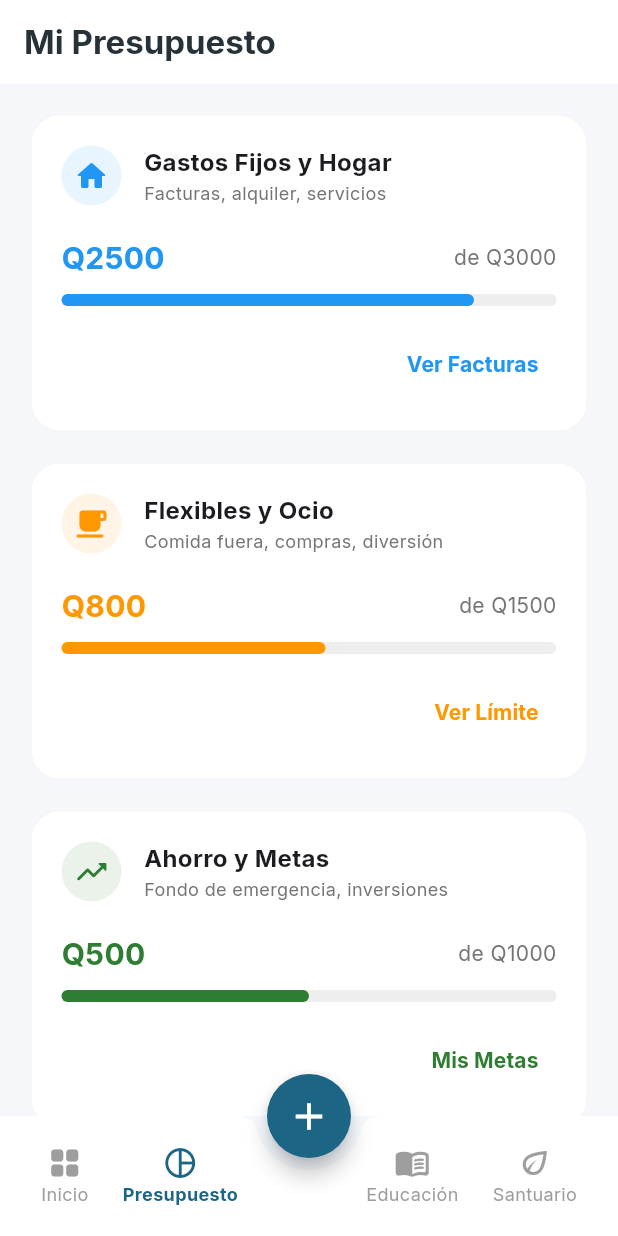
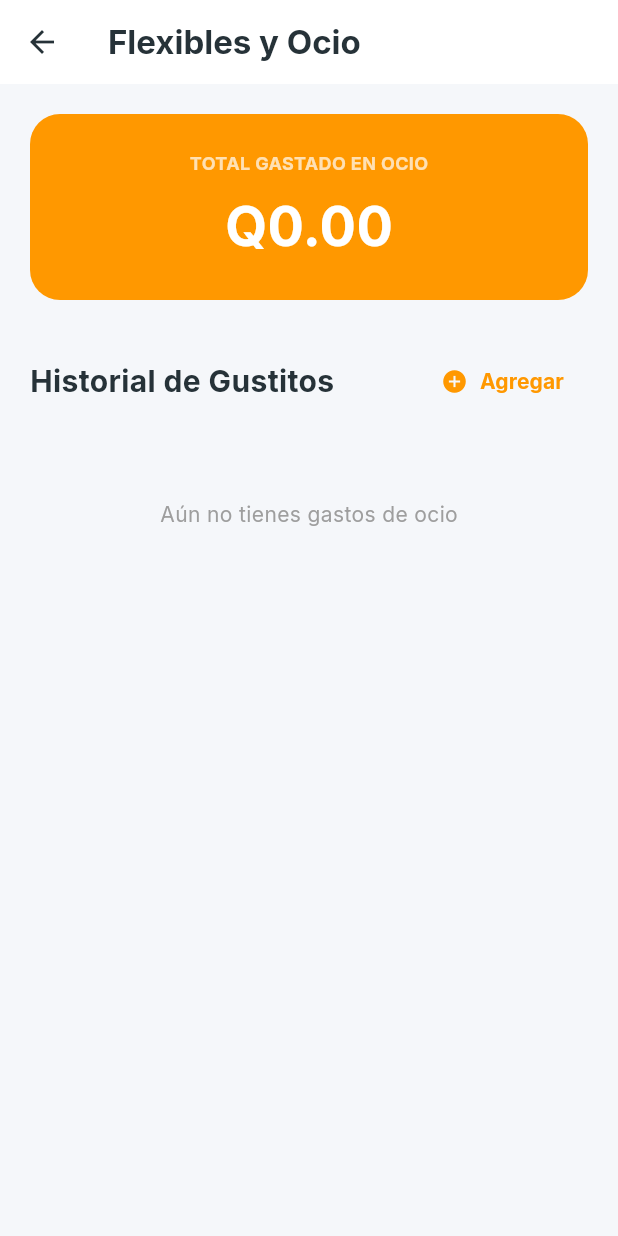
Before and after one commit to 13joaquin/finanzagt, a Flutter app: the screen it shows after launch, item 2 of the bottom bar chosen, after a tap on "Ver Límite", on a phone screen of 412 x 824 dp. Run offline on Flutter 3.47's test engine with Material 3 defaults, Android fonts, the phone set to English and light mode, and no system bars; our stand-ins replace cloud_firestore, currency_text_input_formatter, firebase_core, fl_chart, flutter_slidable, google_fonts; accounts and stored records are empty.

Commit message:
The updates are as follows: - Creation of the Lesson: "The 50/30/20 Rule" - "Flexible and Leisure" screen and "Sanctuary" - Dynamic Bars (Actual Budget) - Solution to the empty "Treat History" and connecting them to each other

```diff
--- a/lib/screens/budget_and_goals/budget_screen.dart
+++ b/lib/screens/budget_and_goals/budget_screen.dart
@@ -1,6 +1,8 @@
 import 'package:flutter/material.dart';
-import 'savings_goals_screen.dart'; // IMPORTACIÓN AGREGADA PARA SOLUCIONAR EL ERROR
-import 'fixed_expenses_screen.dart';
+import 'package:cloud_firestore/cloud_firestore.dart';
+import 'goals/savings_goals_screen.dart';
+import 'goals/fixed_expenses_screen.dart';
+import 'goals/flexible_expenses_screen.dart';
 
 class BudgetScreen extends StatefulWidget {
   const BudgetScreen({super.key});
@@ -12,119 +14,112 @@ class BudgetScreen extends StatefulWidget {
 class _BudgetScreenState extends State<BudgetScreen> {
   @override
   Widget build(BuildContext context) {
+    final String userId = 'test_user_123';
+    final userRef = FirebaseFirestore.instance.collection('users').doc(userId);
+
     return Scaffold(
       backgroundColor: const Color(0xFFF5F7FA),
       appBar: AppBar(
         title: const Text('Mi Presupuesto', style: TextStyle(fontWeight: FontWeight.bold)),
-        backgroundColor: Colors.white,
-        foregroundColor: Colors.blueGrey[900],
-        elevation: 0,
-        automaticallyImplyLeading: false, // Quita la flecha de regreso porque ahora es una pestaña principal
+        backgroundColor: Colors.white, foregroundColor: Colors.blueGrey[900], elevation: 0, automaticallyImplyLeading: false,
       ),
-      body: SingleChildScrollView(
+      // USAMOS STREAMBUILDERS PARA LEER DATOS EN VIVO
+      body: StreamBuilder<QuerySnapshot>(
+          stream: userRef.collection('fixed_expenses').snapshots(),
+          builder: (context, fixedSnap) {
+            return StreamBuilder<QuerySnapshot>(
+                stream: userRef.collection('transactions').where('category', isEqualTo: 'Ocio/Flexible').snapshots(),
+                builder: (context, flexibleSnap) {
+                  return StreamBuilder<QuerySnapshot>(
+                      stream: userRef.collection('goals').snapshots(),
+                      builder: (context, goalsSnap) {
+
+                        // 1. Calcular Gastos Fijos (Asumimos un límite de Q3000 por ahora)
+                        double totalFixedLimit = 3000.0;
+                        double fixedSpent = 0.0;
+                        if (fixedSnap.hasData) {
+                          for (var doc in fixedSnap.data!.docs) {
+                            fixedSpent += ((doc.data() as Map<String, dynamic>)['amount'] ?? 0).toDouble();
+                          }
+                        }
+
+                        // 2. Calcular Flexibles (Asumimos límite de Q1500)
+                        double totalFlexLimit = 1500.0;
+                        double flexSpent = 0.0;
+                        if (flexibleSnap.hasData) {
+                          for (var doc in flexibleSnap.data!.docs) {
+                            flexSpent += ((doc.data() as Map<String, dynamic>)['amount'] ?? 0).toDouble();
+                          }
+                        }
+
+                        // 3. Calcular Ahorros
+                        double totalGoalLimit = 0.0;
+                        double goalsSaved = 0.0;
+                        if (goalsSnap.hasData) {
+                          for (var doc in goalsSnap.data!.docs) {
+                            var data = doc.data() as Map<String, dynamic>;
+                            totalGoalLimit += (data['target_amount'] ?? 0).toDouble();
+                            goalsSaved += (data['saved_amount'] ?? 0).toDouble();
+                          }
+                        }
+                        if (totalGoalLimit == 0) totalGoalLimit = 1; // Evitar división por cero
+
+                        return SingleChildScrollView(
                           padding: const EdgeInsets.all(20),
                           child: Column(
                             crossAxisAlignment: CrossAxisAlignment.start,
                             children: [
                               _buildBudgetCard(
-                title: 'Gastos Fijos y Hogar',
-                subtitle: 'Facturas, alquiler, servicios',
-                icon: Icons.home_rounded,
-                color: Colors.blue,
-                spent: 2500, // Estos números luego los volveremos dinámicos
-                total: 3000,
-                actionLabel: 'Ver Facturas',
-                onTap: () {
-                  // AQUÍ CONECTAMOS LA PANTALLA
-                  Navigator.push(context, MaterialPageRoute(builder: (context) => const FixedExpensesScreen()));
-                }
+                                  title: 'Gastos Fijos y Hogar', subtitle: 'Facturas, alquiler, servicios', icon: Icons.home_rounded, color: Colors.blue,
+                                  spent: fixedSpent, total: totalFixedLimit, actionLabel: 'Ver Facturas',
+                                  onTap: () => Navigator.push(context, MaterialPageRoute(builder: (context) => const FixedExpensesScreen()))
                               ),
                               const SizedBox(height: 20),
                               _buildBudgetCard(
-                title: 'Flexibles y Ocio',
-                subtitle: 'Comida fuera, compras, diversión',
-                icon: Icons.local_cafe_rounded,
-                color: Colors.orange,
-                spent: 800,
-                total: 1500,
-                actionLabel: 'Ver Límite',
-                onTap: () {
-                  // Futura conexión para Flexibles
-                }
+                                  title: 'Flexibles y Ocio', subtitle: 'Comida fuera, compras, diversión', icon: Icons.local_cafe_rounded, color: Colors.orange,
+                                  spent: flexSpent, total: totalFlexLimit, actionLabel: 'Ver Límite',
+                                  onTap: () => Navigator.push(context, MaterialPageRoute(builder: (context) => const FlexibleExpensesScreen()))
                               ),
                               const SizedBox(height: 20),
                               _buildBudgetCard(
-                title: 'Ahorro y Metas',
-                subtitle: 'Fondo de emergencia, inversiones',
-                icon: Icons.trending_up_rounded,
-                color: const Color(0xFF2E7D32),
-                spent: 500,
-                total: 1000,
-                actionLabel: 'Mis Metas',
-                onTap: () {
-                  // NAVEGACIÓN CORRECTA EXCLUSIVA DE ESTA TARJETA
-                  Navigator.push(context, MaterialPageRoute(builder: (context) => const SavingsGoalsScreen()));
-                }
+                                  title: 'Ahorro y Metas', subtitle: 'Fondo de emergencia, inversiones', icon: Icons.trending_up_rounded, color: const Color(0xFF2E7D32),
+                                  spent: goalsSaved, total: totalGoalLimit, actionLabel: 'Mis Metas',
+                                  onTap: () => Navigator.push(context, MaterialPageRoute(builder: (context) => const SavingsGoalsScreen()))
                               ),
-            const SizedBox(height: 80), // Espacio para que el botón flotante no tape
+                              const SizedBox(height: 80),
                             ],
                           ),
+                        );
+                      }
+                  );
+                }
+            );
+          }
       ),
     );
   }
 
-  // Se agregó 'required VoidCallback onTap' para que cada tarjeta haga algo distinto
-  Widget _buildBudgetCard({
-    required String title, required String subtitle, required IconData icon,
-    required Color color, required double spent, required double total,
-    required String actionLabel, required VoidCallback onTap,
-  }) {
-    double progress = spent / total;
+  Widget _buildBudgetCard({required String title, required String subtitle, required IconData icon, required Color color, required double spent, required double total, required String actionLabel, required VoidCallback onTap}) {
+    double progress = total > 0 ? (spent / total) : 0;
+    if (progress > 1.0) progress = 1.0;
+
     return Container(
-      padding: const EdgeInsets.all(20),
-      decoration: BoxDecoration(color: Colors.white, borderRadius: BorderRadius.circular(20), border: Border.all(color: Colors.grey.withOpacity(0.1))),
+      padding: const EdgeInsets.all(20), decoration: BoxDecoration(color: Colors.white, borderRadius: BorderRadius.circular(20), border: Border.all(color: Colors.grey.withOpacity(0.1))),
       child: Column(
         crossAxisAlignment: CrossAxisAlignment.start,
         children: [
           Row(
             children: [
-              CircleAvatar(backgroundColor: color.withOpacity(0.1), child: Icon(icon, color: color)),
-              const SizedBox(width: 15),
-              Expanded(
-                child: Column(
-                  crossAxisAlignment: CrossAxisAlignment.start,
-                  children: [
-                    Text(title, style: const TextStyle(fontSize: 16, fontWeight: FontWeight.bold)),
-                    Text(subtitle, style: TextStyle(fontSize: 12, color: Colors.grey[600])),
-                  ],
-                ),
-              ),
+              CircleAvatar(backgroundColor: color.withOpacity(0.1), child: Icon(icon, color: color)), const SizedBox(width: 15),
+              Expanded(child: Column(crossAxisAlignment: CrossAxisAlignment.start, children: [Text(title, style: const TextStyle(fontSize: 16, fontWeight: FontWeight.bold)), Text(subtitle, style: TextStyle(fontSize: 12, color: Colors.grey[600]))])),
             ],
           ),
           const SizedBox(height: 20),
-          Row(
-            mainAxisAlignment: MainAxisAlignment.spaceBetween,
-            children: [
-              Text('Q${spent.toStringAsFixed(0)}', style: TextStyle(fontSize: 20, fontWeight: FontWeight.bold, color: color)),
-              Text('de Q${total.toStringAsFixed(0)}', style: TextStyle(color: Colors.grey[600])),
-            ],
-          ),
+          Row(mainAxisAlignment: MainAxisAlignment.spaceBetween, children: [Text('Q${spent.toStringAsFixed(2)}', style: TextStyle(fontSize: 20, fontWeight: FontWeight.bold, color: color)), Text('de Q${total.toStringAsFixed(2)}', style: TextStyle(color: Colors.grey[600]))]),
           const SizedBox(height: 10),
-          LinearProgressIndicator(
-            value: progress,
-            backgroundColor: Colors.grey[200],
-            valueColor: AlwaysStoppedAnimation<Color>(color),
-            minHeight: 8,
-            borderRadius: BorderRadius.circular(10),
-          ),
+          LinearProgressIndicator(value: progress, backgroundColor: Colors.grey[200], valueColor: AlwaysStoppedAnimation<Color>(color), minHeight: 8, borderRadius: BorderRadius.circular(10)),
           const SizedBox(height: 15),
-          Align(
-            alignment: Alignment.centerRight,
-            child: TextButton(
-              onPressed: onTap, // Llamamos a la función que le pasamos arriba
-              child: Text(actionLabel, style: TextStyle(color: color, fontWeight: FontWeight.bold)),
-            ),
-          )
+          Align(alignment: Alignment.centerRight, child: TextButton(onPressed: onTap, child: Text(actionLabel, style: TextStyle(color: color, fontWeight: FontWeight.bold))))
         ],
       ),
     );
--- /dev/null
+++ b/lib/screens/budget_and_goals/goals/flexible_expenses_screen.dart
@@ -0,0 +1,136 @@
+import 'package:flutter/material.dart';
+import 'package:cloud_firestore/cloud_firestore.dart';
+
+class FlexibleExpensesScreen extends StatefulWidget {
+  const FlexibleExpensesScreen({super.key});
+
+  @override
+  State<FlexibleExpensesScreen> createState() => _FlexibleExpensesScreenState();
+}
+
+class _FlexibleExpensesScreenState extends State<FlexibleExpensesScreen> {
+  final TextEditingController _amountController = TextEditingController();
+  final TextEditingController _titleController = TextEditingController();
+
+  void _showAddExpenseModal() {
+    _titleController.clear();
+    _amountController.clear();
+    showModalBottomSheet(
+      context: context, isScrollControlled: true, backgroundColor: Colors.white,
+      shape: const RoundedRectangleBorder(borderRadius: BorderRadius.vertical(top: Radius.circular(20))),
+      builder: (context) => Padding(
+        padding: EdgeInsets.only(bottom: MediaQuery.of(context).viewInsets.bottom, left: 24, right: 24, top: 24),
+        child: Column(
+          mainAxisSize: MainAxisSize.min, crossAxisAlignment: CrossAxisAlignment.start,
+          children: [
+            const Text('Registrar Gasto de Ocio', style: TextStyle(fontSize: 20, fontWeight: FontWeight.bold)),
+            const SizedBox(height: 20),
+            TextField(controller: _titleController, decoration: InputDecoration(labelText: '¿En qué gastaste? (Ej. Cine, Café)', border: OutlineInputBorder(borderRadius: BorderRadius.circular(12)))),
+            const SizedBox(height: 15),
+            TextField(controller: _amountController, keyboardType: TextInputType.number, decoration: InputDecoration(labelText: 'Monto (Q)', prefixIcon: const Icon(Icons.attach_money), border: OutlineInputBorder(borderRadius: BorderRadius.circular(12)))),
+            const SizedBox(height: 20),
+            SizedBox(
+              width: double.infinity, height: 50,
+              child: ElevatedButton(
+                style: ElevatedButton.styleFrom(backgroundColor: Colors.orange, shape: RoundedRectangleBorder(borderRadius: BorderRadius.circular(12))),
+                onPressed: () async {
+                  double amount = double.tryParse(_amountController.text) ?? 0;
+                  if (_titleController.text.isEmpty || amount <= 0) return;
+
+                  final userRef = FirebaseFirestore.instance.collection('users').doc('test_user_123');
+
+                  // Descontar del saldo seguro y patrimonio, y registrar transacción
+                  await FirebaseFirestore.instance.runTransaction((tx) async {
+                    var userSnap = await tx.get(userRef);
+                    double safeBalance = (userSnap.data() as Map<String, dynamic>)['safe_balance'] ?? 0.0;
+                    double netWorth = (userSnap.data() as Map<String, dynamic>)['net_worth'] ?? 0.0;
+
+                    tx.update(userRef, {'safe_balance': safeBalance - amount, 'net_worth': netWorth - amount});
+                    tx.set(userRef.collection('transactions').doc(), {
+                      'title': _titleController.text, 'category': 'Ocio/Flexible', 'amount': amount, 'is_expense': true, 'date': FieldValue.serverTimestamp()
+                    });
+                  });
+                  if (mounted) Navigator.pop(context);
+                },
+                child: const Text('Registrar Gasto', style: TextStyle(color: Colors.white, fontWeight: FontWeight.bold)),
+              ),
+            ),
+            const SizedBox(height: 20),
+          ],
+        ),
+      ),
+    );
+  }
+
+  @override
+  Widget build(BuildContext context) {
+    return Scaffold(
+      backgroundColor: const Color(0xFFF5F7FA),
+      appBar: AppBar(title: const Text('Flexibles y Ocio', style: TextStyle(fontWeight: FontWeight.bold)), backgroundColor: Colors.white, foregroundColor: Colors.blueGrey[900], elevation: 0),
+      body: StreamBuilder<QuerySnapshot>(
+        // QUITAMOS EL orderBy AQUÍ PARA EVITAR EL ERROR DE ÍNDICE DE FIREBASE
+          stream: FirebaseFirestore.instance.collection('users').doc('test_user_123').collection('transactions').where('category', isEqualTo: 'Ocio/Flexible').snapshots(),
+          builder: (context, snapshot) {
+            if (snapshot.connectionState == ConnectionState.waiting) return const Center(child: CircularProgressIndicator());
+
+            List<QueryDocumentSnapshot> expenses = snapshot.hasData ? snapshot.data!.docs : [];
+
+            // ORDENAMOS POR FECHA DIRECTAMENTE EN DART
+            expenses.sort((a, b) {
+              Timestamp timeA = (a.data() as Map<String, dynamic>)['date'] ?? Timestamp.now();
+              Timestamp timeB = (b.data() as Map<String, dynamic>)['date'] ?? Timestamp.now();
+              return timeB.compareTo(timeA); // Orden descendente
+            });
+
+            double totalSpent = expenses.fold(0, (sum, doc) => sum + ((doc.data() as Map<String, dynamic>)['amount'] ?? 0));
+
+            return SingleChildScrollView(
+              padding: const EdgeInsets.all(20),
+              child: Column(
+                crossAxisAlignment: CrossAxisAlignment.start,
+                children: [
+                  // ... (El código de la tarjeta naranja se queda igual) ...
+                  Container(
+                    width: double.infinity, padding: const EdgeInsets.all(24),
+                    decoration: BoxDecoration(color: Colors.orange, borderRadius: BorderRadius.circular(20)),
+                    child: Column(
+                      children: [
+                        const Text('TOTAL GASTADO EN OCIO', style: TextStyle(color: Colors.white70, fontSize: 12, fontWeight: FontWeight.bold)),
+                        const SizedBox(height: 8),
+                        Text('Q${totalSpent.toStringAsFixed(2)}', style: const TextStyle(color: Colors.white, fontSize: 36, fontWeight: FontWeight.bold)),
+                      ],
+                    ),
+                  ),
+                  const SizedBox(height: 30),
+                  Row(
+                    mainAxisAlignment: MainAxisAlignment.spaceBetween,
+                    children: [
+                      Text('Historial de Gustitos', style: TextStyle(fontSize: 20, fontWeight: FontWeight.bold, color: Colors.blueGrey[900])),
+                      TextButton.icon(onPressed: _showAddExpenseModal, icon: const Icon(Icons.add_circle, color: Colors.orange), label: const Text('Agregar', style: TextStyle(color: Colors.orange, fontWeight: FontWeight.bold)))
+                    ],
+                  ),
+                  const SizedBox(height: 15),
+                  if (expenses.isEmpty)
+                    const Center(child: Padding(padding: EdgeInsets.all(40.0), child: Text("Aún no tienes gastos de ocio", style: TextStyle(color: Colors.grey))))
+                  else
+                    ListView.builder(
+                      shrinkWrap: true, physics: const NeverScrollableScrollPhysics(), itemCount: expenses.length,
+                      itemBuilder: (context, index) {
+                        var data = expenses[index].data() as Map<String, dynamic>;
+                        // CORRECCIÓN: AGREGAMOS .toStringAsFixed(2)
+                        double amt = (data['amount'] ?? 0).toDouble();
+                        return ListTile(
+                          leading: CircleAvatar(backgroundColor: Colors.orange.withOpacity(0.1), child: const Icon(Icons.local_cafe, color: Colors.orange)),
+                          title: Text(data['title'] ?? ''),
+                          trailing: Text('Q${amt.toStringAsFixed(2)}', style: const TextStyle(fontWeight: FontWeight.bold, color: Colors.red)),
+                        );
+                      },
+                    ),
+                ],
+              ),
+            );
+          }
+      ),
+    );
+  }
+}
--- a/lib/screens/main_layout.dart
+++ b/lib/screens/main_layout.dart
@@ -1,3 +1,4 @@
+import 'package:finanzagt/screens/sanctuary/sanctuary_screen.dart';
 import 'package:flutter/material.dart';
 import 'dashboard/dashboard_screen.dart';
 import 'transactions/add_transaction_screen.dart';
@@ -19,7 +20,7 @@ class _MainLayotSreenState extends State<MainLayoutScreen> {
     const MainDashboardScreen(), // 0: Inicio (Dashboard)
     const BudgetScreen(),        // 1: Presupuesto (¡CONECTADO AL MENÚ!)
     const EducationScreen(), // 2: Educación
-    const Center(child: Text("Pantalla de Santuario")), // 3: Santuario
+    const SanctuaryScreen(), // 3: Santuario
   ];
 
   @override
```
Also changed, not shown: lib/screens/education/education_screen.dart (+6 -1 lines), lib/screens/education/lesson/lesson_50_30_20_screen.dart (added, +83 -0 lines), lib/screens/sanctuary/sanctuary_screen.dart (added, +52 -0 lines), lib/screens/budget_and_goals/goals/fixed_expenses_screen.dart (renamed from lib/screens/budget_and_goals/fixed_expenses_screen.dart), lib/screens/budget_and_goals/goals/savings_goals_screen.dart (renamed from lib/screens/budget_and_goals/savings_goals_screen.dart). Lines whose indentation alone changed are shown as unchanged.
